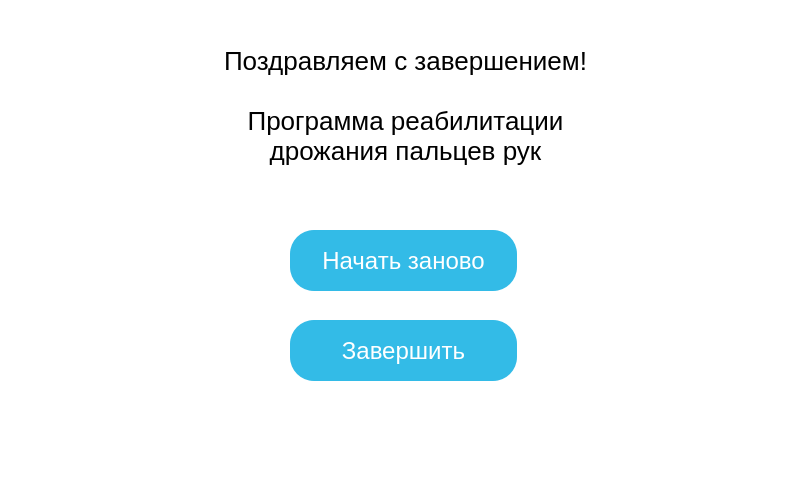
GerrFrog/Muscular-training-apparatus, file gui/window-13.ui: the form before one commit.
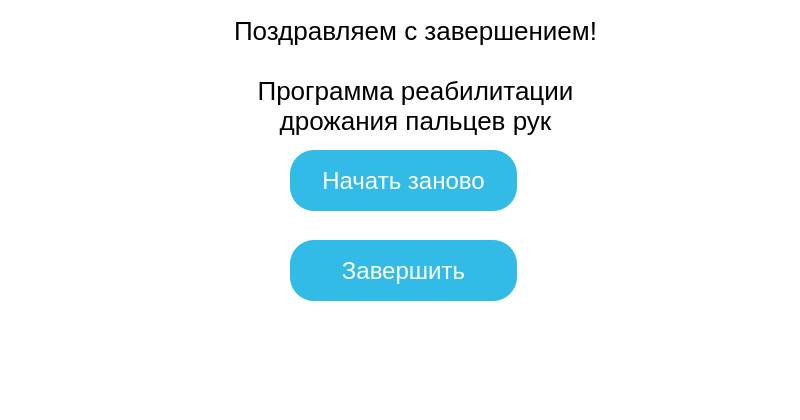
The form after the commit.

```diff
--- a/gui/window-13.ui
+++ b/gui/window-13.ui
@@ -7,7 +7,7 @@
     <x>0</x>
     <y>0</y>
     <width>800</width>
-    <height>480</height>
+    <height>420</height>
    </rect>
   </property>
   <property name="windowTitle">
@@ -26,8 +26,8 @@
          <widget class="QLabel" name="main_label">
           <property name="geometry">
            <rect>
-            <x>180</x>
-            <y>20</y>
+            <x>190</x>
+            <y>-10</y>
             <width>411</width>
             <height>131</height>
            </rect>
@@ -65,7 +65,7 @@
           <property name="geometry">
            <rect>
             <x>270</x>
-            <y>210</y>
+            <y>130</y>
             <width>227</width>
             <height>61</height>
            </rect>
@@ -97,7 +97,7 @@
           <property name="geometry">
            <rect>
             <x>270</x>
-            <y>300</y>
+            <y>220</y>
             <width>227</width>
             <height>61</height>
            </rect>
```
